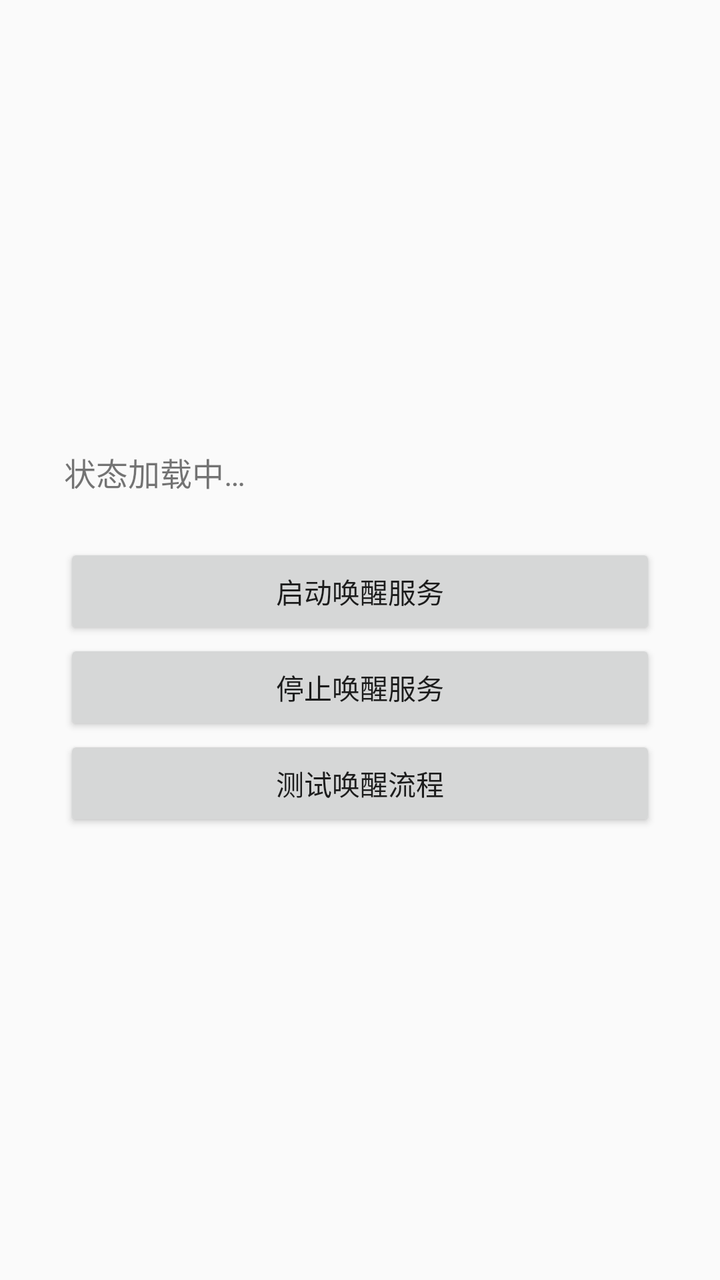
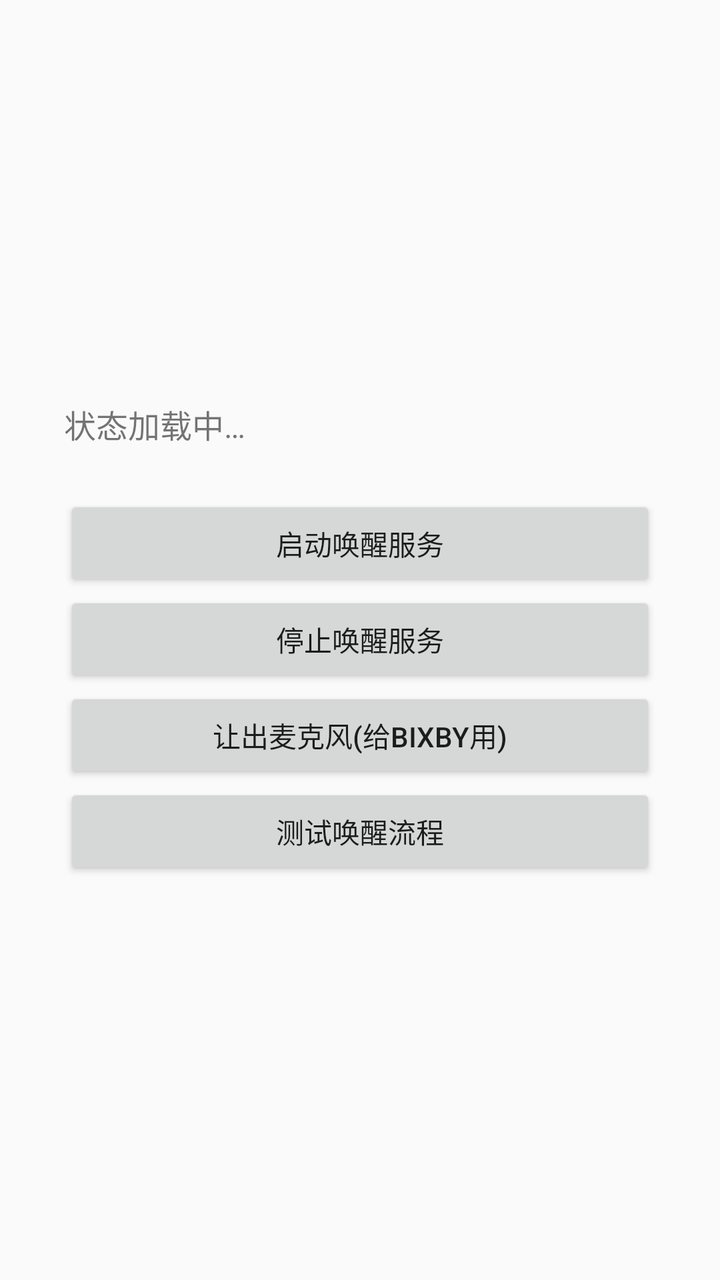

An Android layout rendered at two revisions. The XML below is the earlier revision; the diff shows what the commit changed to produce the second picture.
<!-- AndroidManifest.xml: application theme AppTheme -->
<!-- res/layout/activity_main.xml -->
<?xml version="1.0" encoding="utf-8"?>
<LinearLayout xmlns:android="http://schemas.android.com/apk/res/android"
    android:layout_width="match_parent"
    android:layout_height="match_parent"
    android:orientation="vertical"
    android:gravity="center"
    android:padding="32dp">

    <TextView
        android:id="@+id/statusText"
        android:layout_width="match_parent"
        android:layout_height="wrap_content"
        android:textSize="16sp"
        android:text="状态加载中…" />

    <Button
        android:id="@+id/btnStart"
        android:layout_width="match_parent"
        android:layout_height="wrap_content"
        android:layout_marginTop="24dp"
        android:text="启动唤醒服务" />

    <Button
        android:id="@+id/btnStop"
        android:layout_width="match_parent"
        android:layout_height="wrap_content"
        android:text="停止唤醒服务" />

    <Button
        android:id="@+id/btnTest"
        android:layout_width="match_parent"
        android:layout_height="wrap_content"
        android:text="测试唤醒流程" />
</LinearLayout>
<!-- resources referenced by this layout -->
<resources>
  <style name="AppTheme" parent="android:Theme.Material.Light.NoActionBar" />
</resources>

<!-- the commit's change to res/layout/activity_main.xml (unified diff, before → after) -->
@@ -27,6 +27,12 @@
         android:text="停止唤醒服务" />
 
     <Button
+        android:id="@+id/btnMicFree"
+        android:layout_width="match_parent"
+        android:layout_height="wrap_content"
+        android:text="让出麦克风(给Bixby用)" />
+
+    <Button
         android:id="@+id/btnTest"
         android:layout_width="match_parent"
         android:layout_height="wrap_content"
